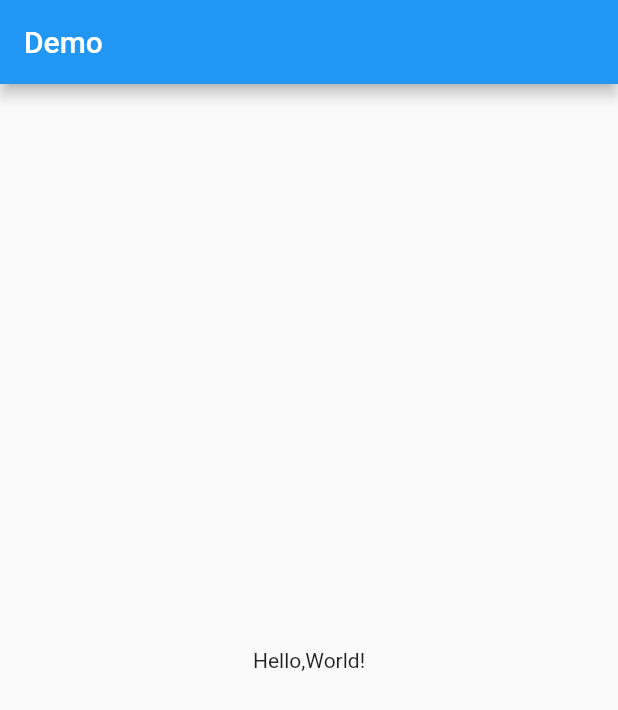
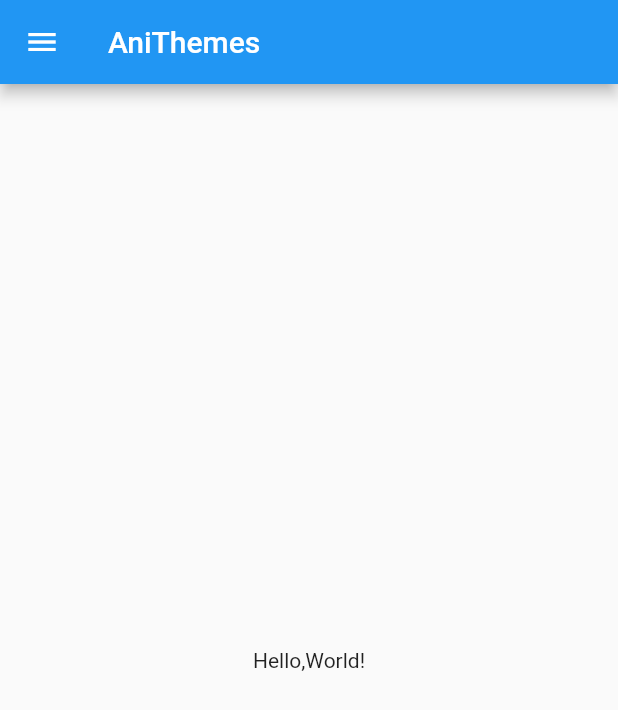
Before and after one commit to Davoleo/AniThemes, a Flutter app: the screen it shows after launch, on a phone screen of 412 x 824 dp. Shown: the top 710 px of the screen. Run offline on Flutter 3.47's test engine with Material 2 defaults, Android fonts, the light colour scheme and no system bars.

Commit message:
Main Page + Drawer

```diff
--- a/lib/main.dart
+++ b/lib/main.dart
@@ -1,24 +1,15 @@
+import 'package:anithemes/screen/home.dart';
 import 'package:flutter/material.dart';
 
-void main() => runApp(MyApp());
+void main() => runApp(App());
 
-class MyApp extends StatelessWidget {
+class App extends StatelessWidget {
   // This widget is the root of your application.
   @override
   Widget build(BuildContext context) {
     return MaterialApp(
       title: 'Flutter Demo',
-//      theme: ThemeData(
-//        primarySwatch: Colors.lightGreen,
-//      ),
-      home: Scaffold(
-        appBar: AppBar(
-          title: Text("Demo"),
-        ),
-        body: Center(
-          child: Text("Hello,World!"),
-        ),
-      ),
+      home: Home(),
     );
   }
 }
--- /dev/null
+++ b/lib/screen/home.dart
@@ -0,0 +1,29 @@
+import 'package:flutter/cupertino.dart';
+import 'package:flutter/material.dart';
+
+class Home extends StatelessWidget {
+  // This widget is the root of your application.
+  @override
+  Widget build(BuildContext context) {
+    return Scaffold(
+      appBar: AppBar(title: Text("AniThemes")),
+      //--- APP DRAWER ---
+      drawer: Drawer(
+        child: ListView(
+          children: <Widget>[
+            DrawerHeader(
+              child: Text("AniThemes"),
+              decoration: BoxDecoration(color: Colors.blue),
+            ),
+            ListTile(title: Text("First Element"),),
+            ListTile(title: Text("Second Element"),),
+          ],
+        ),
+      ),
+
+      body: Center(
+        child: Text("Hello,World!"),
+      ),
+    );
+  }
+}
```
Also changed, not shown: pubspec.lock, 3 other files.
